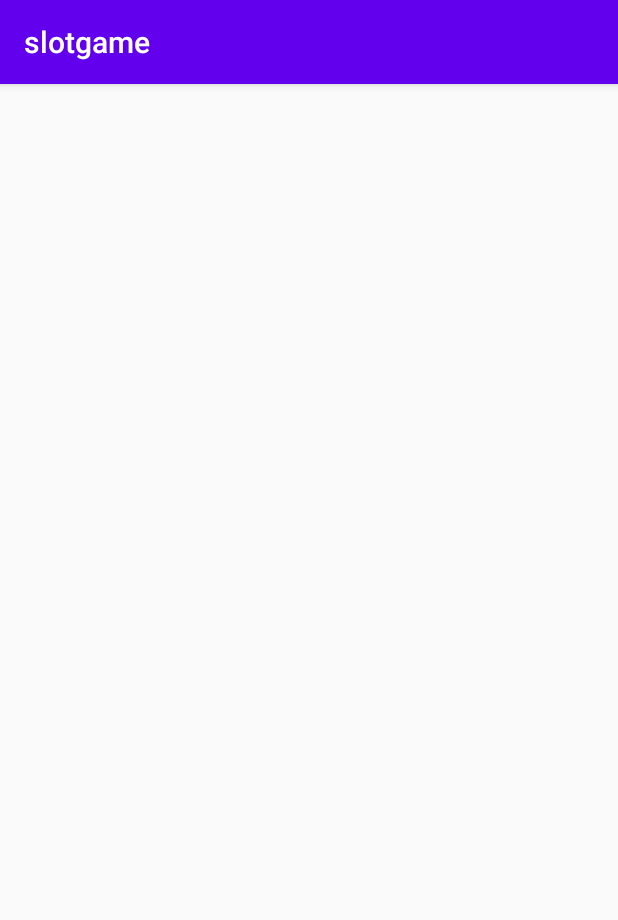
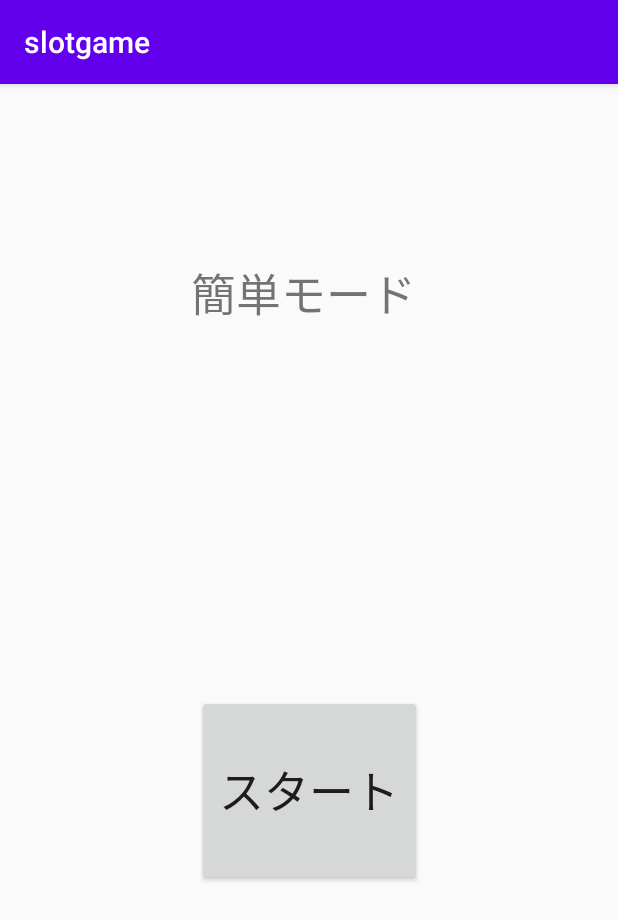
Before and after one commit to konan-pbl-2021/slotgame, an Android app: the kantan screen opened directly, with no data from a screen before it, on a phone screen of 412 x 824 dp. Shown: the top 920 px of the screen. Run offline under Robolectric (Android 15) with nearby library versions, the phone set to English and light mode, and no system bars.

Commit message:
一枚目 二枚目 難易度別3ページ 四枚目のhiroは仮 hiroは完成しだい撤去予定

```diff
--- a/app/src/main/java/com/example/slotgame/hiro.java
+++ b/app/src/main/java/com/example/slotgame/hiro.java
@@ -10,5 +10,6 @@ public class hiro extends AppCompatActivity {
     protected void onCreate(Bundle savedInstanceState) {
         super.onCreate(savedInstanceState);
         setContentView(R.layout.activity_hiro);
+
     }
 }
--- a/app/src/main/res/layout/activity_hiro.xml
+++ b/app/src/main/res/layout/activity_hiro.xml
@@ -4,6 +4,4 @@
     xmlns:tools="http://schemas.android.com/tools"
     android:layout_width="match_parent"
     android:layout_height="match_parent"
-    tools:context=".hiro">
-
-</androidx.constraintlayout.widget.ConstraintLayout>
+    tools:context=".hiro"/>
--- /dev/null
+++ b/app/src/main/res/layout/activity_kantan.xml
@@ -0,0 +1,32 @@
+<?xml version="1.0" encoding="utf-8"?>
+<androidx.constraintlayout.widget.ConstraintLayout xmlns:android="http://schemas.android.com/apk/res/android"
+    xmlns:app="http://schemas.android.com/apk/res-auto"
+    xmlns:tools="http://schemas.android.com/tools"
+    android:layout_width="match_parent"
+    android:layout_height="match_parent"
+    tools:context=".kantan">
+
+    <Button
+        android:id="@+id/kantanstart"
+        android:layout_width="150dp"
+        android:layout_height="127dp"
+        android:text="スタート"
+        android:textSize="30sp"
+        app:layout_constraintBottom_toBottomOf="parent"
+        app:layout_constraintEnd_toEndOf="parent"
+        app:layout_constraintStart_toStartOf="parent"
+        app:layout_constraintTop_toBottomOf="@+id/textView" />
+
+    <TextView
+        android:id="@+id/textView"
+        android:layout_width="156dp"
+        android:layout_height="57dp"
+        android:text="簡単モード"
+        android:textSize="30sp"
+        app:layout_constraintBottom_toBottomOf="parent"
+        app:layout_constraintEnd_toEndOf="parent"
+        app:layout_constraintHorizontal_bias="0.498"
+        app:layout_constraintStart_toStartOf="parent"
+        app:layout_constraintTop_toTopOf="parent"
+        app:layout_constraintVertical_bias="0.164" />
+</androidx.constraintlayout.widget.ConstraintLayout>
```
